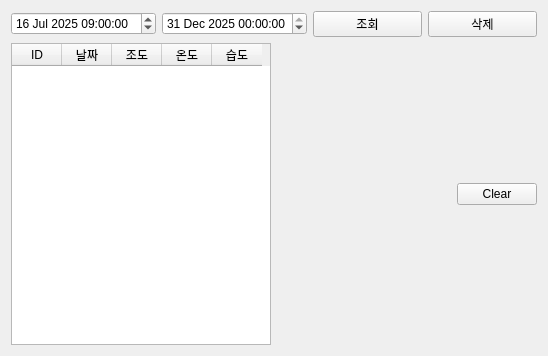
Old version of the form Qt6/AiotClient/tab5sensordatabase.ui in the repository anups-lmj/intel7th_lmj.
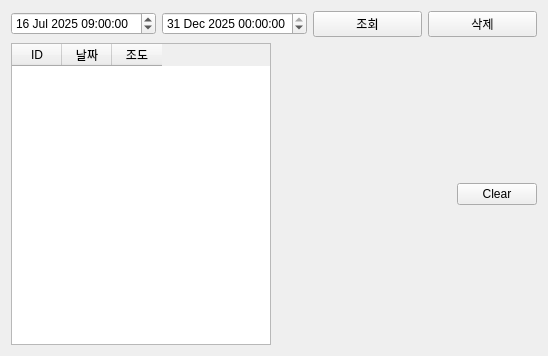
New version of the form.

Diff of the .ui file:
```diff
--- a/Qt6/AiotClient/tab5sensordatabase.ui
+++ b/Qt6/AiotClient/tab5sensordatabase.ui
@@ -86,16 +86,6 @@
          <string>조도</string>
         </property>
        </column>
-       <column>
-        <property name="text">
-         <string>온도</string>
-        </property>
-       </column>
-       <column>
-        <property name="text">
-         <string>습도</string>
-        </property>
-       </column>
       </widget>
      </item>
      <item>
```
